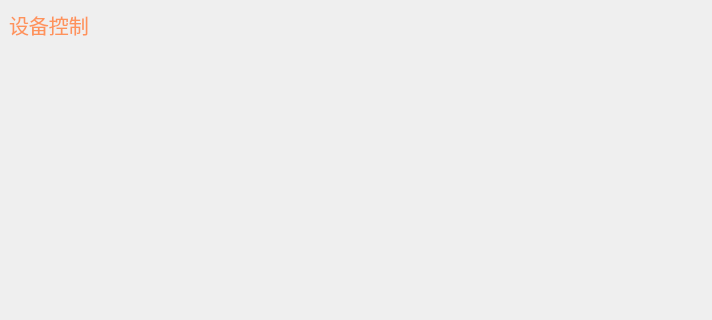
This is page_dev.ui in CodePupil-min/eems as Qt 5 draws it before an edit; both pictures show x 0 to 712 and y 0 to 320 of the 712 by 613 pixel window. The edited form follows.
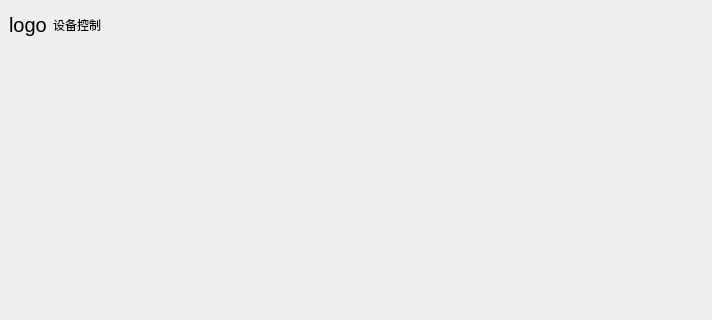
This is the edited form.

Diff of the .ui file:
```diff
--- a/page_dev.ui
+++ b/page_dev.ui
@@ -52,12 +52,27 @@
        <height>50</height>
       </size>
      </property>
-     <layout class="QVBoxLayout" name="verticalLayout_2">
+     <layout class="QHBoxLayout" name="horizontalLayout">
+      <item>
+       <widget class="QLabel" name="logo">
+        <property name="sizePolicy">
+         <sizepolicy hsizetype="Fixed" vsizetype="Preferred">
+          <horstretch>0</horstretch>
+          <verstretch>0</verstretch>
+         </sizepolicy>
+        </property>
+        <property name="styleSheet">
+         <string notr="true">font:15pt;</string>
+        </property>
+        <property name="text">
+         <string>logo</string>
+        </property>
+       </widget>
+      </item>
       <item>
        <widget class="QLabel" name="title">
         <property name="styleSheet">
-         <string notr="true">color: #FE935B;
-font: 15pt;
+         <string notr="true">font: 75 16pt &quot;微软雅黑&quot;;
 </string>
         </property>
         <property name="text">
```
